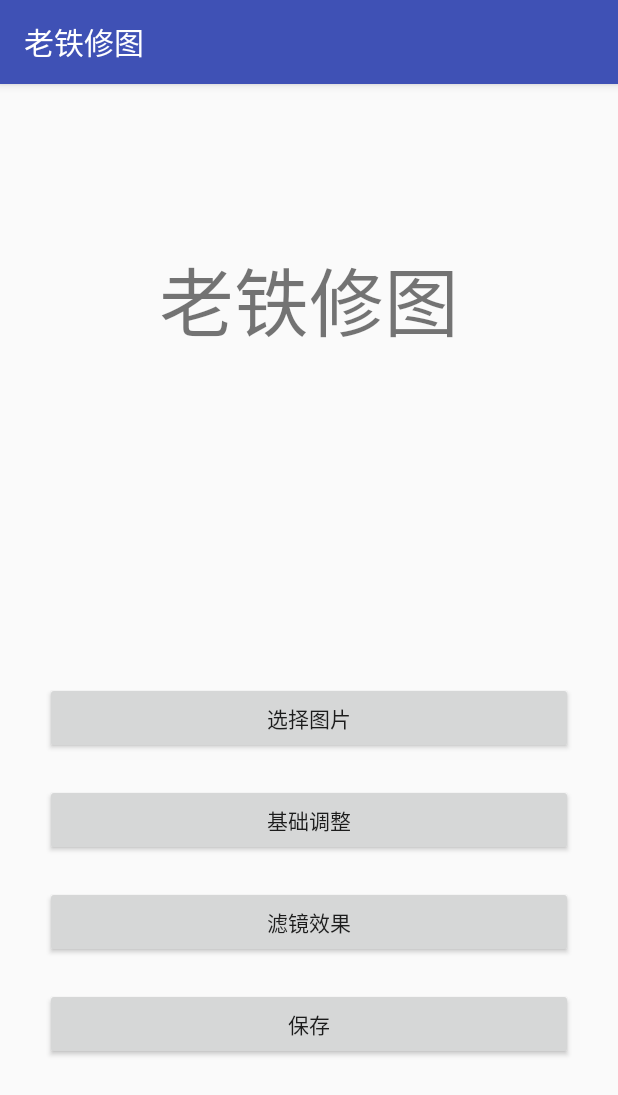
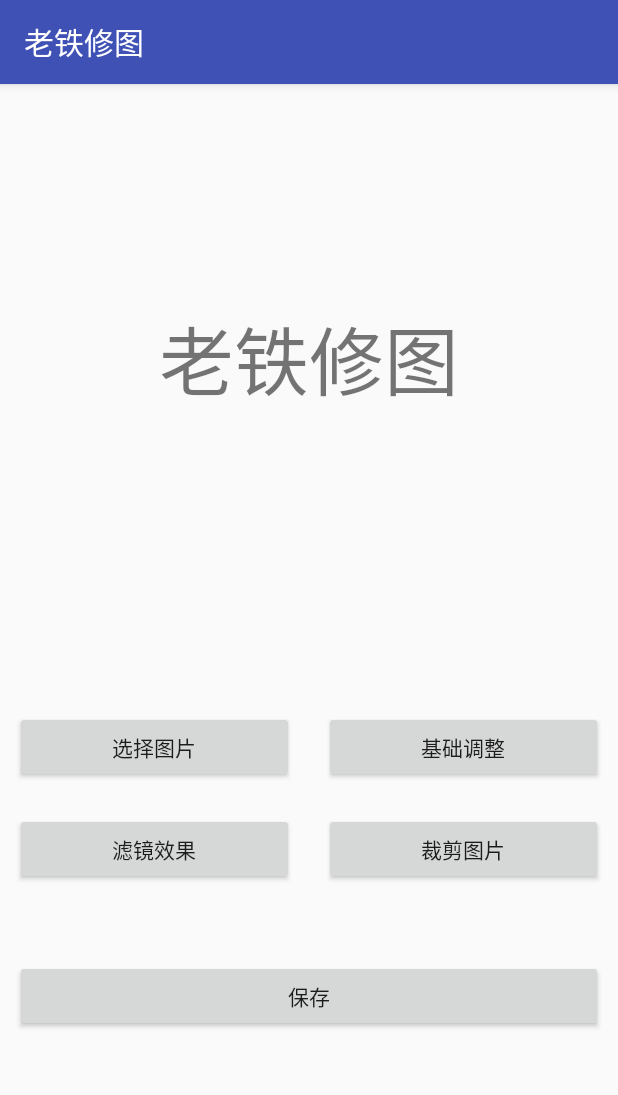
Before and after one commit to LSZ66/ImageHelper, an Android app: the screen it shows after launch (MainActivity), on a phone screen of 412 x 824 dp. Shown: the top 1095 px of the screen. Run offline under Robolectric (Android 15) with nearby library versions, the phone set to English and light mode, and no system bars.

Commit message:
修改了主页布局

```diff
--- a/app/src/main/res/layout/activity_main.xml
+++ b/app/src/main/res/layout/activity_main.xml
@@ -23,44 +23,69 @@
         android:layout_marginTop="24dp"
         android:layout_marginBottom="24dp" />
 
-    <Button
+        <LinearLayout
             android:layout_width="match_parent"
             android:layout_height="wrap_content"
+            android:orientation="horizontal">
+
+            <Button
+                android:layout_width="wrap_content"
+                android:layout_height="wrap_content"
+                android:layout_weight="1"
                 android:id="@+id/select"
                 android:layout_marginBottom="20dp"
-        android:layout_marginTop="20dp"
-        android:layout_marginLeft="30dp"
-        android:layout_marginRight="30dp"
+                android:layout_marginLeft="10dp"
+                android:layout_marginRight="10dp"
                 android:text="@string/select"
                 android:onClick="btnSelect"/>
 
             <Button
-        android:layout_width="match_parent"
+                android:layout_width="wrap_content"
+                android:layout_weight="1"
                 android:layout_height="wrap_content"
                 android:id="@+id/primaryColor"
                 android:onClick="btnPrimaryColor"
                 android:layout_marginBottom="20dp"
-        android:layout_marginLeft="30dp"
-        android:layout_marginRight="30dp"
+                android:layout_marginLeft="10dp"
+                android:layout_marginRight="10dp"
                 android:text="@string/primary_color"/>
+        </LinearLayout>
+
+    <LinearLayout
+        android:layout_width="match_parent"
+        android:layout_height="wrap_content"
+        android:orientation="horizontal">
+        <Button
+            android:layout_width="wrap_content"
+            android:layout_height="wrap_content"
+            android:id="@+id/pe"
+            android:layout_weight="1"
+            android:layout_marginBottom="20dp"
+            android:layout_marginLeft="10dp"
+            android:layout_marginRight="10dp"
+            android:text="@string/filter"
+            android:onClick="btnFilter"/>
 
         <Button
-        android:layout_width="match_parent"
+            android:layout_width="wrap_content"
             android:layout_height="wrap_content"
-        android:id="@+id/pe"
+            android:id="@+id/crop"
+            android:layout_weight="1"
             android:layout_marginBottom="20dp"
-        android:layout_marginLeft="30dp"
-        android:layout_marginRight="30dp"
-        android:text="@string/filter"
+            android:layout_marginLeft="10dp"
+            android:layout_marginRight="10dp"
+            android:text="@string/crop"
             android:onClick="btnFilter"/>
+
+    </LinearLayout>
 
     <Button
         android:layout_width="match_parent"
         android:layout_height="wrap_content"
         android:id="@+id/saveImage"
-    android:layout_marginBottom="20dp"
-    android:layout_marginLeft="30dp"
-    android:layout_marginRight="30dp"
+        android:layout_marginTop="30dp"
+        android:layout_marginLeft="10dp"
+        android:layout_marginRight="10dp"
         android:text="@string/save"
         android:onClick="saveImage"/>
 
--- a/app/src/main/res/values/strings.xml
+++ b/app/src/main/res/values/strings.xml
@@ -10,6 +10,7 @@
     <string name="old">老图效果</string>
     <string name="negative">负片效果</string>
     <string name="relief">浮雕效果</string>
+    <string name="crop">裁剪图片</string>
     <string name="save">保存</string>
     <string name="crop__saving">正在保存照片…</string>
     <string name="crop__wait">请等待…</string>
--- a/app/src/main/res/values/styles.xml
+++ b/app/src/main/res/values/styles.xml
@@ -1,7 +1,7 @@
 <resources xmlns:tools="http://schemas.android.com/tools">
 
     <!-- Base application theme. -->
-    <style name="AppTheme" parent="Theme.AppCompat.Light.DarkActionBar">
+    <style name="AppTheme" parent="Theme.AppCompat.DayNight.DarkActionBar">
         <!-- Customize your theme here. -->
         <item name="colorPrimary">@color/colorPrimary</item>
         <item name="colorPrimaryDark">@color/colorPrimaryDark</item>
--- a/build.gradle
+++ b/build.gradle
@@ -9,7 +9,7 @@ buildscript {
         jcenter()
     }
     dependencies {
-        classpath 'com.android.tools.build:gradle:3.1.2'
+        classpath 'com.android.tools.build:gradle:3.1.3'
 
 
         // NOTE: Do not place your application dependencies here; they belong
```
Lines whose indentation alone changed are shown as unchanged.
